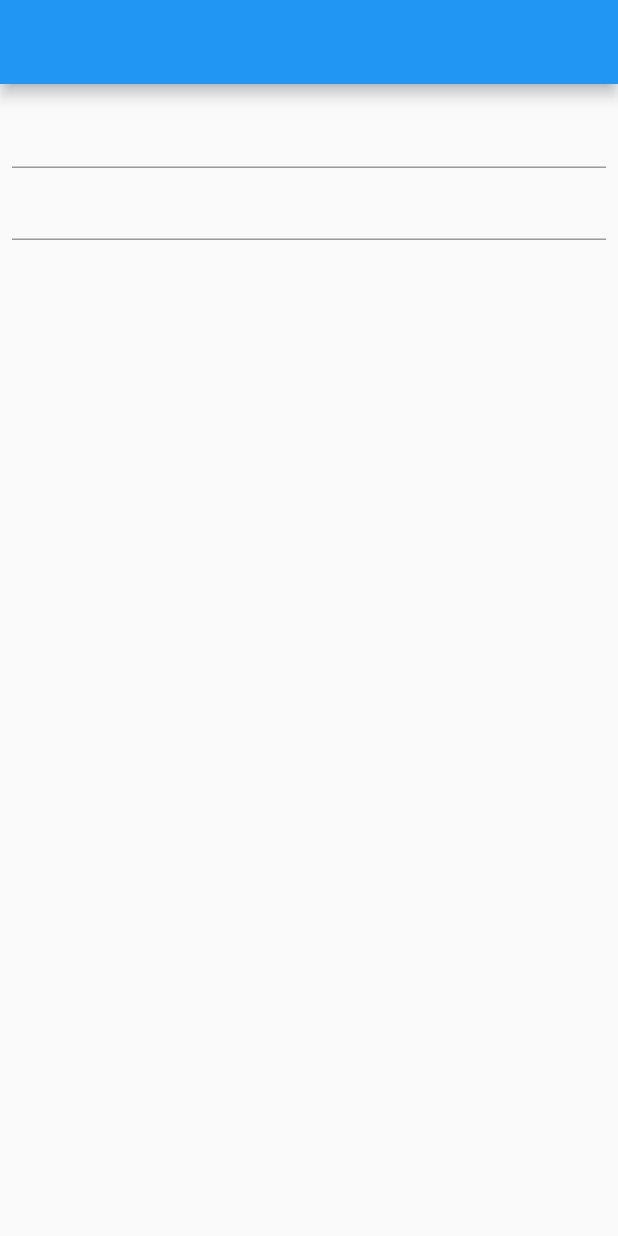
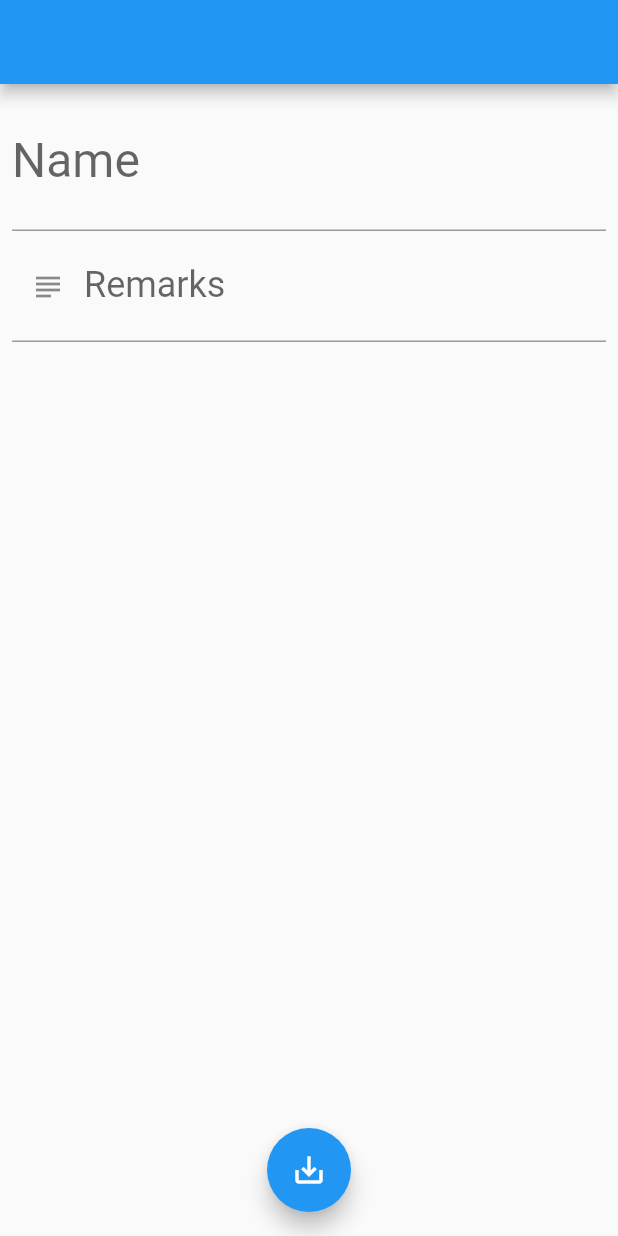
Before and after one commit to zin-/Mem, a Flutter app: the screen it shows after launch, on a phone screen of 412 x 824 dp. Run offline on Flutter 3.47's test engine with Material 2 defaults, Android fonts, the phone set to English and light mode, and no system bars.

Commit message:
スクロールとFABを設定

```diff
--- /dev/null
+++ b/lib/dimens.dart
@@ -0,0 +1,4 @@
+final primaryFontSize = 32.0;
+final secondaryFontSize = 24.0;
+
+final defaultPadding = 8.0;
--- a/lib/mem_detail.dart
+++ b/lib/mem_detail.dart
@@ -1,4 +1,5 @@
 import 'package:flutter/material.dart';
+import 'package:mem/dimens.dart';
 
 class MemDetail extends StatelessWidget {
   @override
@@ -6,18 +7,44 @@ class MemDetail extends StatelessWidget {
     return Scaffold(
       appBar: AppBar(),
       body: Form(
-        child: Padding(
-          padding: EdgeInsets.all(8.0),
-          child: Center(
-            child: Column(
-              children: [
-                TextFormField(),
-                TextFormField(),
-              ],
+        child: SingleChildScrollView(
+          child: Padding(
+            padding: EdgeInsets.all(defaultPadding),
+            child: Center(
+              child: Column(
+                children: [
+                  TextFormField(
+                    decoration: InputDecoration(
+                      labelText: "Name",
+                    ),
+                    style: TextStyle(
+                      fontSize: primaryFontSize,
+                    ),
+                  ),
+                  TextFormField(
+                    maxLines: null,
+                    decoration: InputDecoration(
+                      prefixIcon: Icon(Icons.subject),
+                      labelText: "Remarks",
+                    ),
+                    style: TextStyle(
+                      fontSize: secondaryFontSize,
+                    ),
+                  ),
+                ],
+              ),
             ),
           ),
         ),
       ),
+      floatingActionButton: FloatingActionButton(
+        child: Icon(Icons.save_alt),
+        onPressed: () {
+          print('test');
+        },
+      ),
+      floatingActionButtonLocation:
+          FloatingActionButtonLocation.centerFloat,
     );
   }
 }
```
